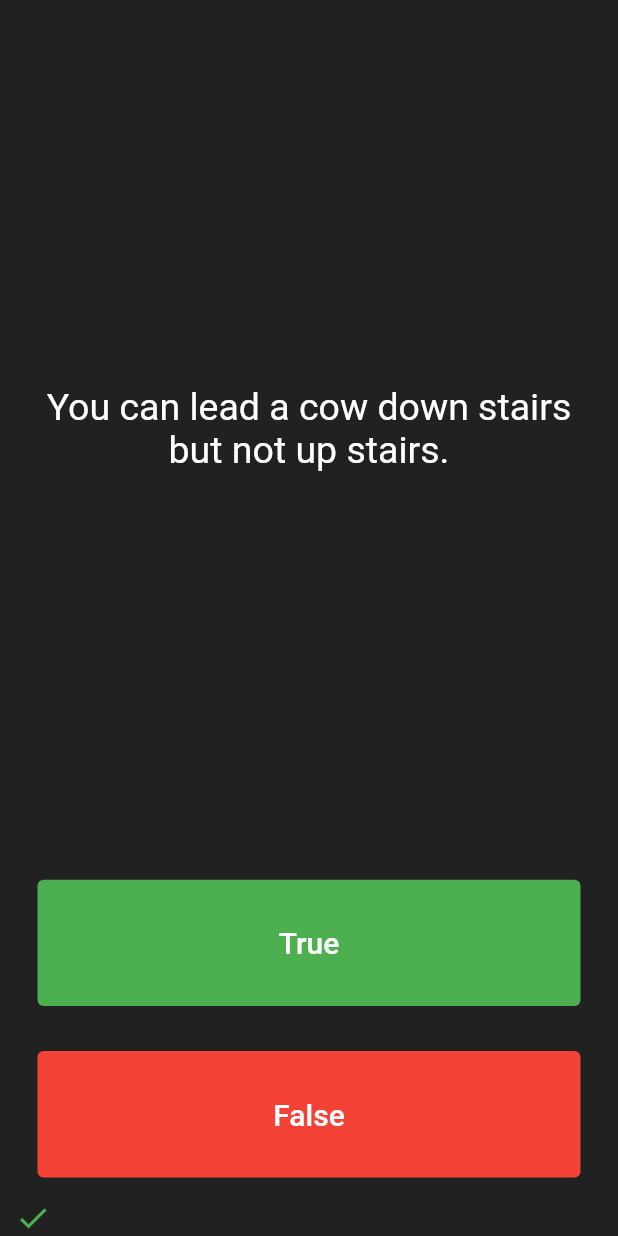
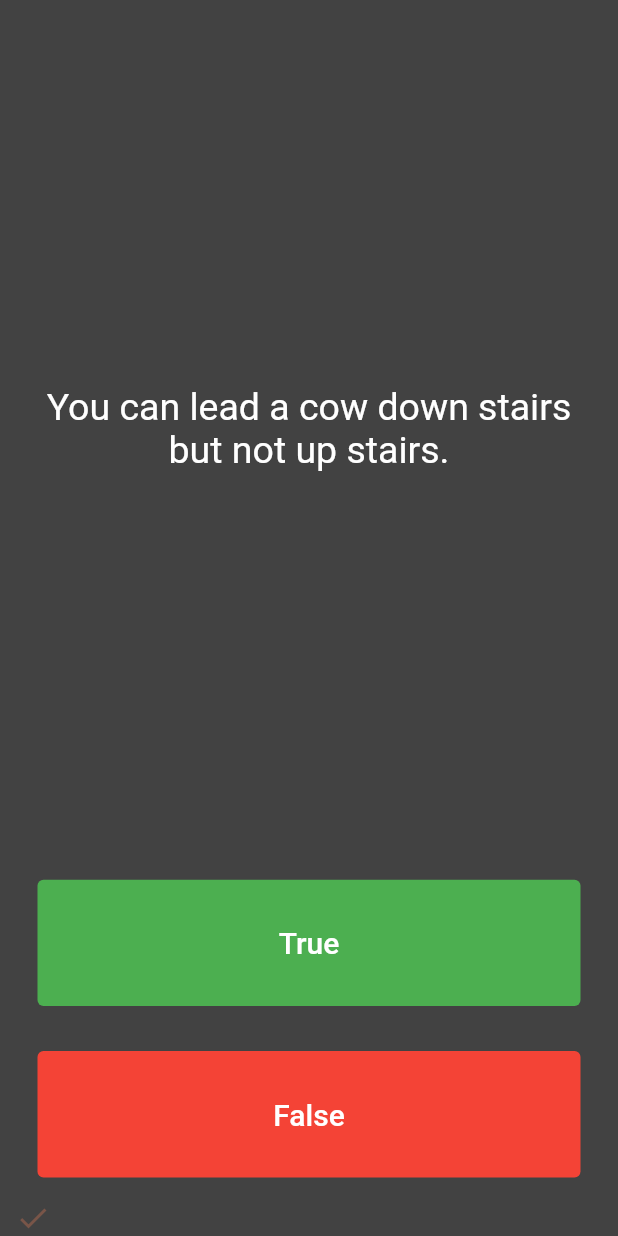
Before and after one commit to Tushar-0070/quizler_app, a Flutter app: the screen it shows after launch, after a tap on "True", on a phone screen of 412 x 824 dp. Run offline on Flutter 3.47's test engine with Material 2 defaults, Android fonts, the phone set to English and light mode, and no system bars; our stand-ins replace rflutter_alert.

Commit message:
minor changes

```diff
--- a/lib/main.dart
+++ b/lib/main.dart
@@ -10,7 +10,7 @@ class Quizzler extends StatelessWidget {
   Widget build(BuildContext context) {
     return MaterialApp(
       home: Scaffold(
-        backgroundColor: Colors.grey.shade900,
+        backgroundColor: Colors.grey.shade800,
         body: SafeArea(
           child: Padding(
             padding: EdgeInsets.symmetric(horizontal: 10.0),
@@ -37,7 +37,7 @@ class _QuizPageState extends State<QuizPage> {
         Alert(
                 context: context,
                 title: "Finished!",
-                desc: "You have Reached to the end on the quiz!")
+                desc: "You have Completed the quiz!")
             .show();
         quizBrain.reset();
         scorekeeper = [];
@@ -46,7 +46,7 @@ class _QuizPageState extends State<QuizPage> {
           scorekeeper.add(
             Icon(
               Icons.check,
-              color: Colors.green,
+              color: Colors.brown,
             ),
           );
         } else {
```
